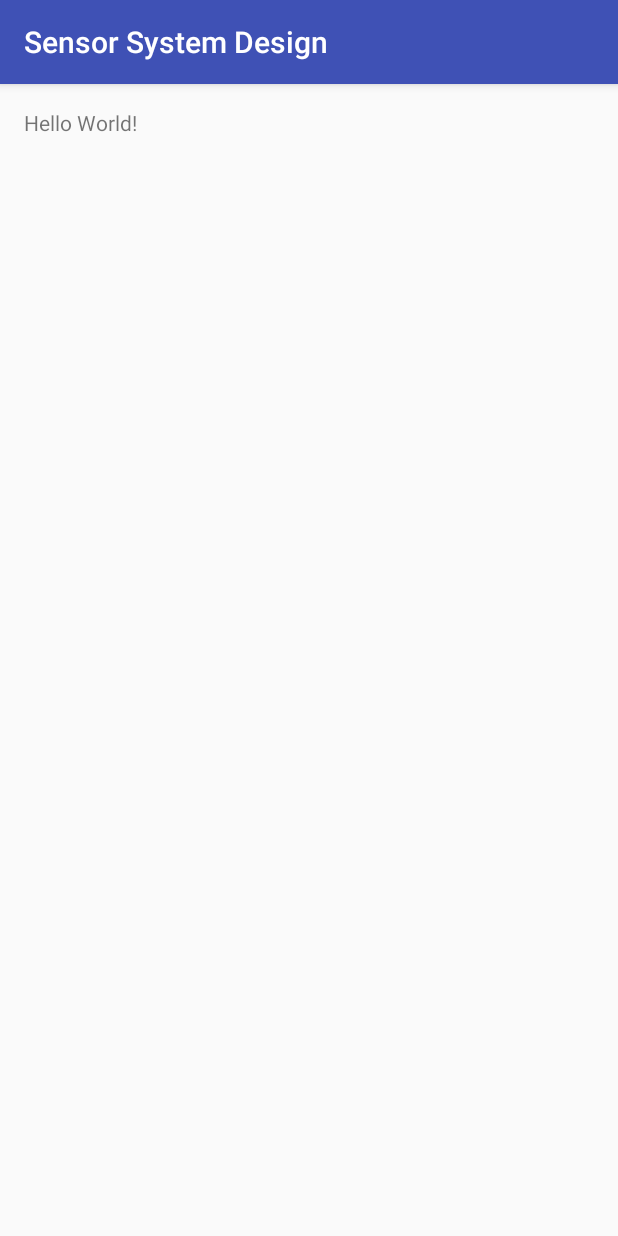
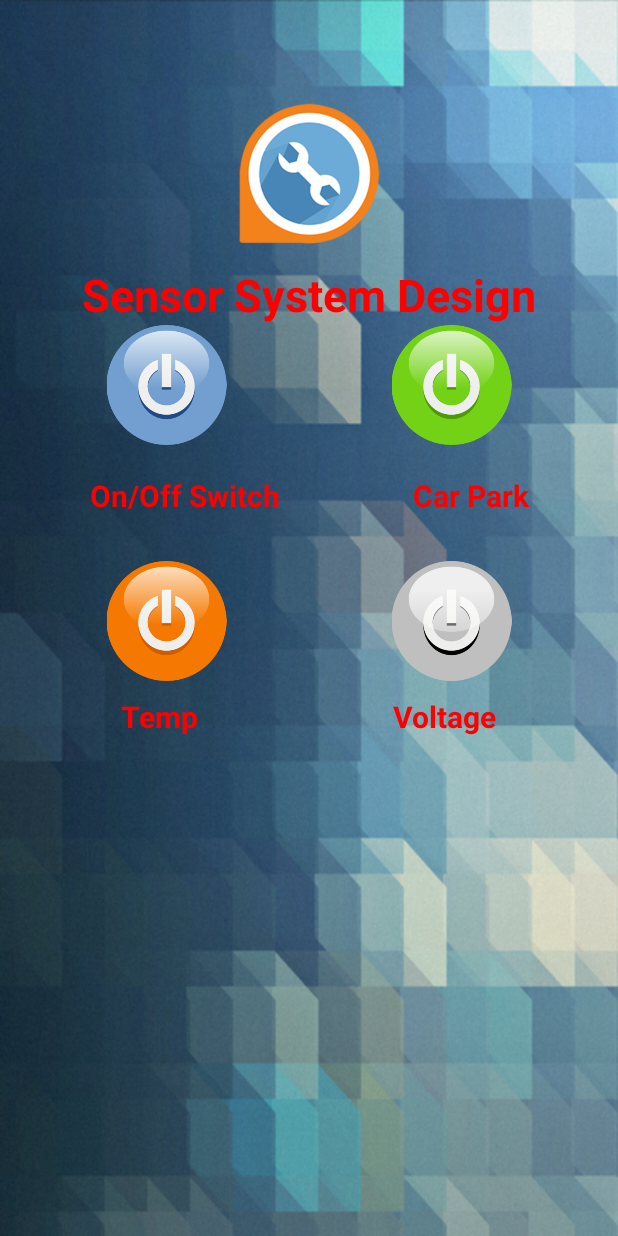
Before and after one commit to SuperSuradech/SensorSystem, an Android app: the screen it shows after launch (MainActivity), on a phone screen of 412 x 824 dp. Run offline under Robolectric (Android 15) with nearby library versions, the phone set to English and light mode, and no system bars.

Commit message:
Design UI Main Finish

```diff
--- a/app/src/main/AndroidManifest.xml
+++ b/app/src/main/AndroidManifest.xml
@@ -15,6 +15,10 @@
                 <category android:name="android.intent.category.LAUNCHER" />
             </intent-filter>
         </activity>
+        <activity android:name=".SwitchActivity" />
+        <activity android:name=".CarParkActivity" />
+        <activity android:name=".TempActivity" />
+        <activity android:name=".VoltActivity"></activity>
     </application>
 
 </manifest>
--- a/app/src/main/res/layout/activity_main.xml
+++ b/app/src/main/res/layout/activity_main.xml
@@ -7,10 +7,133 @@
     android:paddingLeft="@dimen/activity_horizontal_margin"
     android:paddingRight="@dimen/activity_horizontal_margin"
     android:paddingTop="@dimen/activity_vertical_margin"
-    tools:context="rmutt.sorawith.suradech.sensorsystemdesign.MainActivity">
+    tools:context="rmutt.sorawith.suradech.sensorsystemdesign.MainActivity"
+    android:background="@drawable/wallpapers_b_05">
 
-    <TextView
-        android:layout_width="wrap_content"
-        android:layout_height="wrap_content"
-        android:text="Hello World!" />
+    <LinearLayout
+        android:orientation="vertical"
+        android:layout_width="match_parent"
+        android:layout_height="match_parent">
+
+        <ImageView
+            android:layout_width="100dp"
+            android:layout_height="100dp"
+            android:id="@+id/imageView"
+            android:src="@drawable/logonofill"
+            android:layout_gravity="center_horizontal"
+            android:layout_marginTop="50dp" />
+
+        <TextView
+            android:layout_width="wrap_content"
+            android:layout_height="wrap_content"
+            android:text="@string/app_name"
+            android:id="@+id/textView"
+            android:layout_gravity="center_horizontal"
+            android:textSize="30dp"
+            android:textStyle="bold"
+            android:layout_marginTop="10dp"
+            android:textColor="@color/text" />
+
+        <LinearLayout
+            android:orientation="horizontal"
+            android:layout_width="match_parent"
+            android:layout_height="wrap_content">
+
+            <ImageView
+                android:layout_width="@dimen/icon"
+                android:layout_height="@dimen/icon"
+                android:id="@+id/imageView2"
+                android:layout_weight="1"
+                android:src="@drawable/blue" />
+
+            <ImageView
+                android:layout_width="@dimen/icon"
+                android:layout_height="@dimen/icon"
+                android:id="@+id/imageView3"
+                android:layout_weight="1"
+                android:src="@drawable/green" />
+        </LinearLayout>
+
+        <LinearLayout
+            android:orientation="horizontal"
+            android:layout_width="match_parent"
+            android:layout_height="wrap_content"
+            android:layout_marginTop="20dp">
+
+            <TextView
+                android:layout_width="wrap_content"
+                android:layout_height="wrap_content"
+                android:text="On/Off Switch"
+                android:id="@+id/textView2"
+                android:layout_weight="1"
+                android:textSize="@dimen/h2"
+                android:textStyle="bold"
+                android:gravity="center_horizontal"
+                android:singleLine="true"
+                android:phoneNumber="false"
+                android:textColor="@color/text" />
+
+            <TextView
+                android:layout_width="wrap_content"
+                android:layout_height="wrap_content"
+                android:text="Car Park"
+                android:id="@+id/textView3"
+                android:layout_weight="1"
+                android:textSize="@dimen/h2"
+                android:textStyle="bold"
+                android:gravity="center_horizontal"
+                android:textColor="@color/text" />
+        </LinearLayout>
+
+        <LinearLayout
+            android:orientation="horizontal"
+            android:layout_width="match_parent"
+            android:layout_height="wrap_content"
+            android:layout_marginTop="30dp">
+
+            <ImageView
+                android:layout_width="@dimen/icon"
+                android:layout_height="@dimen/icon"
+                android:id="@+id/imageView4"
+                android:layout_weight="1"
+                android:src="@drawable/orange" />
+
+            <ImageView
+                android:layout_width="@dimen/icon"
+                android:layout_height="@dimen/icon"
+                android:id="@+id/imageView5"
+                android:layout_weight="1"
+                android:src="@drawable/gray" />
+        </LinearLayout>
+
+        <LinearLayout
+            android:orientation="horizontal"
+            android:layout_width="match_parent"
+            android:layout_height="wrap_content"
+            android:layout_marginTop="10dp">
+
+            <TextView
+                android:layout_width="wrap_content"
+                android:layout_height="wrap_content"
+                android:text="Temp"
+                android:id="@+id/textView4"
+                android:layout_weight="1"
+                android:textSize="@dimen/h2"
+                android:textStyle="bold"
+                android:gravity="center_horizontal"
+                android:textColor="@color/text" />
+
+            <TextView
+                android:layout_width="wrap_content"
+                android:layout_height="wrap_content"
+                android:text="Voltage"
+                android:id="@+id/textView5"
+                android:layout_weight="1"
+                android:textSize="@dimen/h2"
+                android:textStyle="bold"
+                android:gravity="center_horizontal"
+                android:textColor="@color/text" />
+        </LinearLayout>
+    </LinearLayout>
+
 </RelativeLayout>
--- a/app/src/main/res/values/colors.xml
+++ b/app/src/main/res/values/colors.xml
@@ -3,4 +3,7 @@
     <color name="colorPrimary">#3F51B5</color>
     <color name="colorPrimaryDark">#303F9F</color>
     <color name="colorAccent">#FF4081</color>
+
+   <color name="text">#ff0000</color>
+
 </resources>
--- a/app/src/main/res/values/dimens.xml
+++ b/app/src/main/res/values/dimens.xml
@@ -2,4 +2,9 @@
     <!-- Default screen margins, per the Android Design guidelines. -->
     <dimen name="activity_horizontal_margin">16dp</dimen>
     <dimen name="activity_vertical_margin">16dp</dimen>
+
+    <dimen name="icon">80dp</dimen>
+    <dimen name="h1">30sp</dimen>
+    <dimen name="h2">20sp</dimen>
+
 </resources>
--- a/app/src/main/res/values/styles.xml
+++ b/app/src/main/res/values/styles.xml
@@ -1,7 +1,7 @@
 <resources>
 
     <!-- Base application theme. -->
-    <style name="AppTheme" parent="Theme.AppCompat.Light.DarkActionBar">
+    <style name="AppTheme" parent="Theme.AppCompat.Light.NoActionBar">
         <!-- Customize your theme here. -->
         <item name="colorPrimary">@color/colorPrimary</item>
         <item name="colorPrimaryDark">@color/colorPrimaryDark</item>
```
Also changed, not shown: app/src/main/java/rmutt/sorawith/suradech/sensorsystemdesign/CarParkActivity.java (added, +13 -0 lines), app/src/main/java/rmutt/sorawith/suradech/sensorsystemdesign/SwitchActivity.java (added, +13 -0 lines), app/src/main/java/rmutt/sorawith/suradech/sensorsystemdesign/TempActivity.java (added, +13 -0 lines), app/src/main/java/rmutt/sorawith/suradech/sensorsystemdesign/VoltActivity.java (added, +13 -0 lines), app/src/main/res/layout/activity_car_park.xml (added, +12 -0 lines), app/src/main/res/layout/activity_switch.xml (added, +12 -0 lines), app/src/main/res/layout/activity_temp.xml (added, +12 -0 lines), app/src/main/res/layout/activity_volt.xml (added, +12 -0 lines), app/src/main/res/drawable/blue.png (added), app/src/main/res/drawable/gray.png (added), app/src/main/res/drawable/green.png (added), app/src/main/res/drawable/logonofill.png (added), app/src/main/res/drawable/orange.png (added), app/src/main/res/drawable/wallpapers_b_05.png (added).
